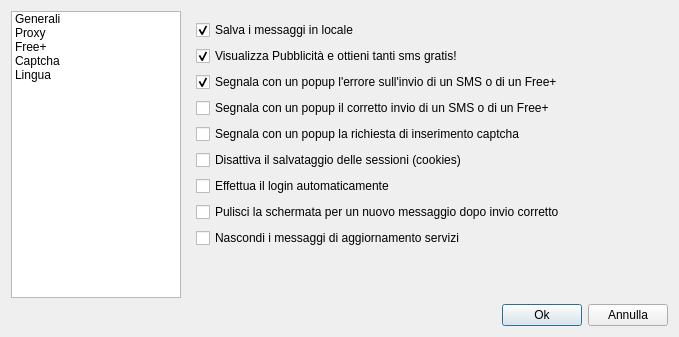
First picture: the form in opzionidialog.ui, repository freesmee/freesmee-desktop, before the edit.
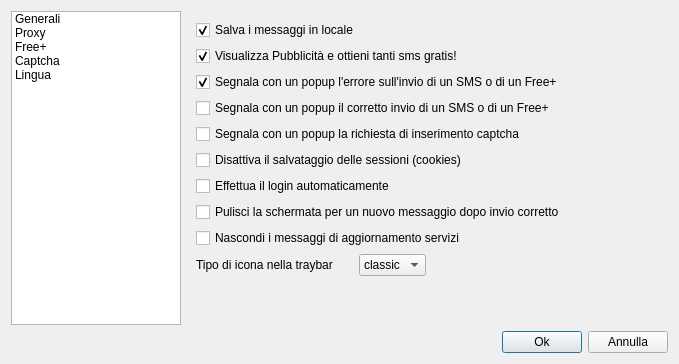
Second picture: the form after the edit. The open tabs and pages were chosen to show the change. Icons and pictures are not drawn.

Commit message: Add different tray icon style

```diff
--- a/opzionidialog.ui
+++ b/opzionidialog.ui
@@ -7,7 +7,7 @@
     <x>0</x>
     <y>0</y>
     <width>679</width>
-    <height>337</height>
+    <height>364</height>
    </rect>
   </property>
   <property name="windowTitle">
@@ -181,6 +181,68 @@
                </property>
               </widget>
              </item>
+             <item>
+              <layout class="QHBoxLayout" name="horizontalLayout_7">
+               <property name="topMargin">
+                <number>0</number>
+               </property>
+               <item>
+                <widget class="QLabel" name="trayStyleLabel">
+                 <property name="text">
+                  <string>Tipo di icona nella traybar</string>
+                 </property>
+                </widget>
+               </item>
+               <item>
+                <spacer name="horizontalSpacer_4">
+                 <property name="orientation">
+                  <enum>Qt::Horizontal</enum>
+                 </property>
+                 <property name="sizeType">
+                  <enum>QSizePolicy::Fixed</enum>
+                 </property>
+                 <property name="sizeHint" stdset="0">
+                  <size>
+                   <width>20</width>
+                   <height>20</height>
+                  </size>
+                 </property>
+                </spacer>
+               </item>
+               <item>
+                <widget class="QComboBox" name="trayStyleCombo">
+                 <item>
+                  <property name="text">
+                   <string>classic</string>
+                  </property>
+                 </item>
+                 <item>
+                  <property name="text">
+                   <string>light</string>
+                  </property>
+                 </item>
+                 <item>
+                  <property name="text">
+                   <string>dark</string>
+                  </property>
+                 </item>
+                </widget>
+               </item>
+               <item>
+                <spacer name="horizontalSpacer_3">
+                 <property name="orientation">
+                  <enum>Qt::Horizontal</enum>
+                 </property>
+                 <property name="sizeHint" stdset="0">
+                  <size>
+                   <width>40</width>
+                   <height>20</height>
+                  </size>
+                 </property>
+                </spacer>
+               </item>
+              </layout>
+             </item>
              <item>
               <spacer name="verticalSpacer">
                <property name="orientation">
```
Left out of the diff: 2 changed lines with no effect on the pictures. The commit also changes 20 other files.
